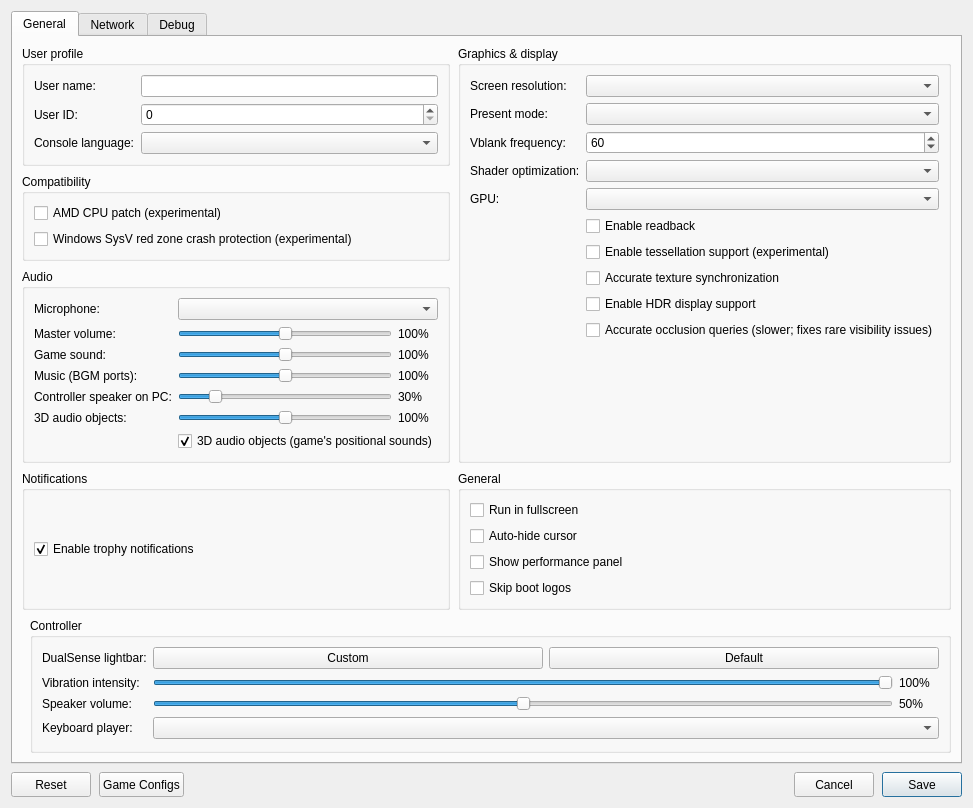
Qt form src/launcher/forms/configuration_edit_dialog.ui (ali-commits/KytyPS5-AGS) before a commit.
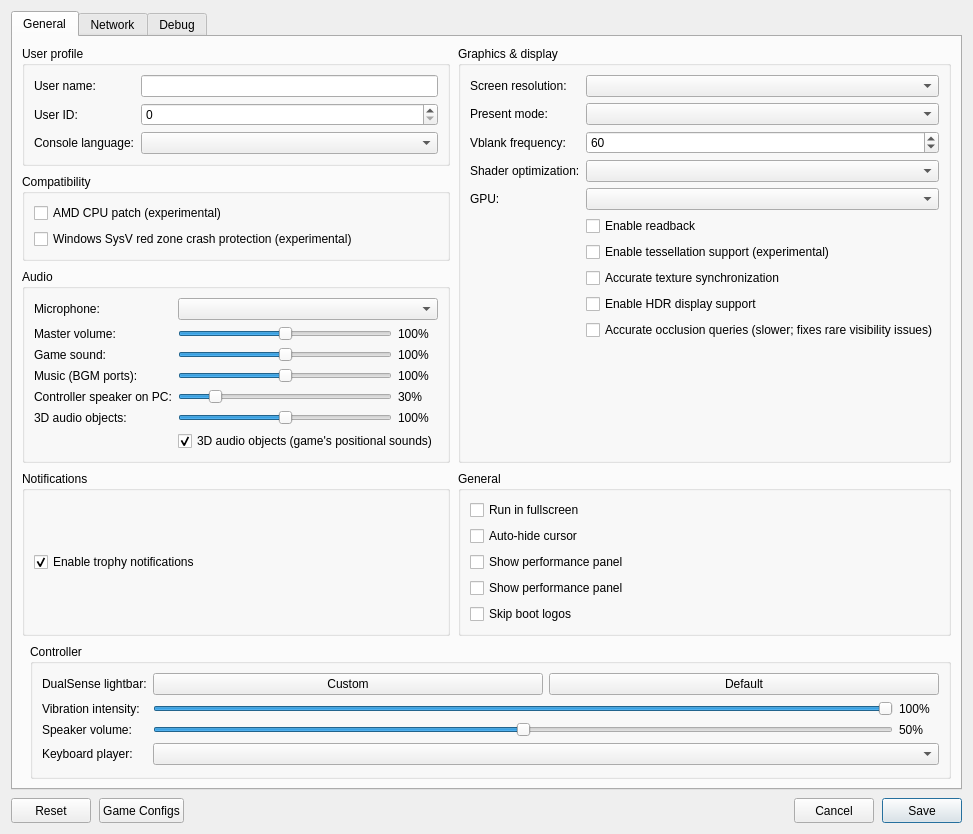
The same form after that commit. Custom widgets are drawn as their Qt base class.

Commit message:
feat: add an in-game performance panel (#1090)
Add in-game performance panel

Diff of the .ui file:
```diff
--- a/src/launcher/forms/configuration_edit_dialog.ui
+++ b/src/launcher/forms/configuration_edit_dialog.ui
@@ -566,6 +566,12 @@
               </property>
              </widget>
             </item>
+            <item>
+             <widget class="QCheckBox" name="checkBox_perf_overlay">
+              <property name="toolTip"><string>Show FPS, frame times, CPU/GPU usage, RAM and memory pressure in the game window. Press F2 (Cmd+P on macOS) to toggle it, and add Shift for the detailed view.</string></property>
+              <property name="text"><string>Show performance panel</string></property>
+             </widget>
+            </item>
             <item>
              <widget class="QCheckBox" name="checkBox_skip_notice_screen">
               <property name="toolTip">
```
The commit also changes 34 other files.
